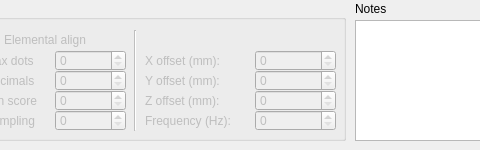
The window that line.ui (ahp-electronics/xc-gui) describes before a commit, drawn with Qt 5; both pictures show x 575 to 1055 and y 0 to 150 of the 1211 by 150 pixel window.
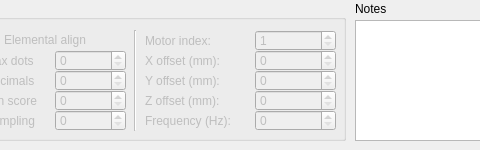
The same window after the commit.

What changed in the file:
```diff
--- a/line.ui
+++ b/line.ui
@@ -453,6 +453,35 @@
      <string>Elemental align</string>
     </property>
    </widget>
+   <widget class="QLabel" name="label_13">
+    <property name="geometry">
+     <rect>
+      <x>390</x>
+      <y>30</y>
+      <width>101</width>
+      <height>21</height>
+     </rect>
+    </property>
+    <property name="text">
+     <string>Motor index:</string>
+    </property>
+   </widget>
+   <widget class="QSpinBox" name="motor_index">
+    <property name="geometry">
+     <rect>
+      <x>500</x>
+      <y>30</y>
+      <width>81</width>
+      <height>21</height>
+     </rect>
+    </property>
+    <property name="minimum">
+     <number>1</number>
+    </property>
+    <property name="maximum">
+     <number>256</number>
+    </property>
+   </widget>
   </widget>
   <widget class="QGroupBox" name="Counter">
    <property name="enabled">
```
